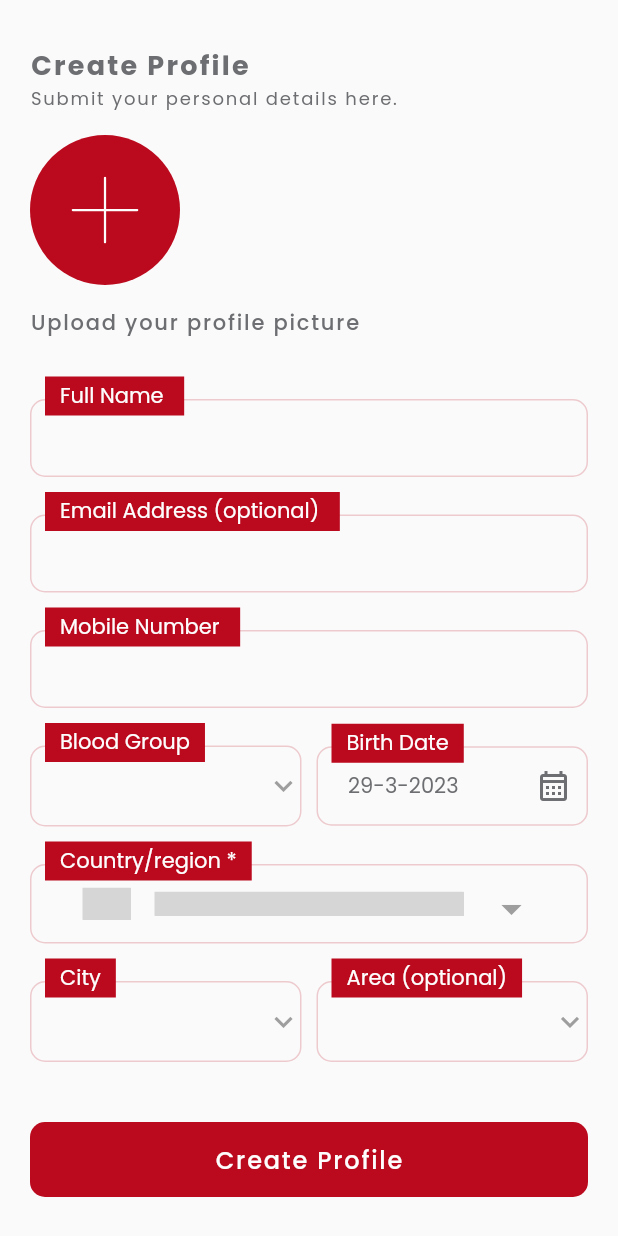
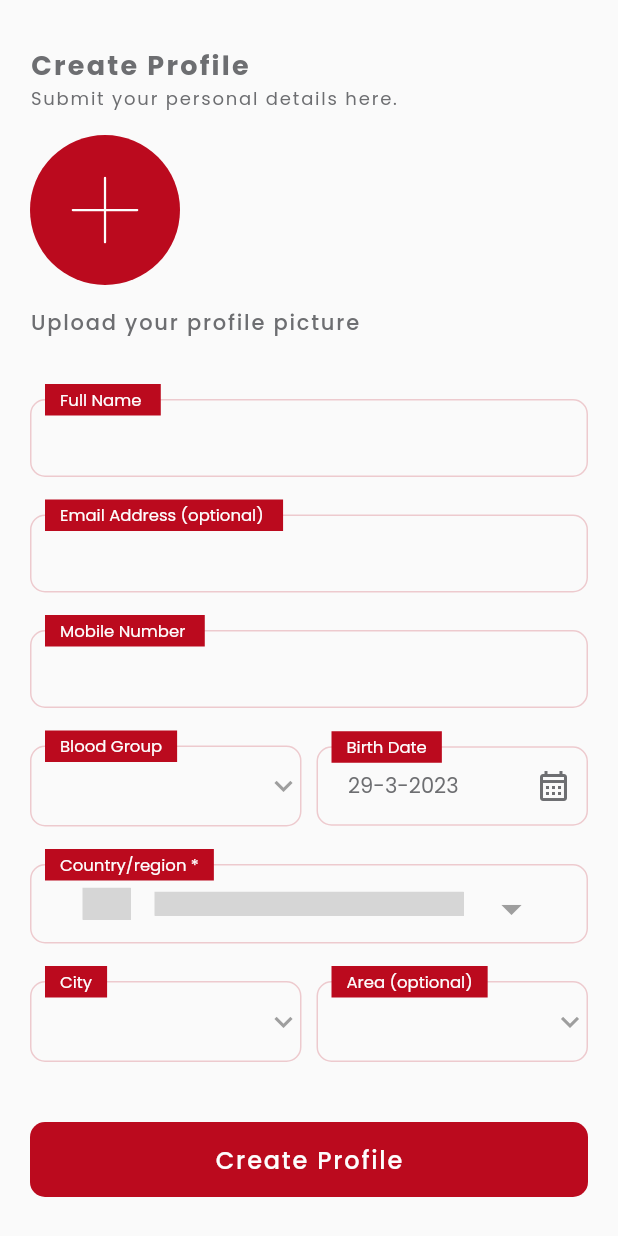
Before and after one commit to mdshadatrahman/donate_life, a Flutter app: the ProfileView screen opened by its route, on a phone screen of 412 x 824 dp. Run offline on Flutter 3.47's test engine with Material 2 defaults, Android fonts, the phone set to English and light mode, and no system bars; drawn by our look-alikes of country_code_picker; our stand-ins replace flutter_svg, get, intl_phone_number_input, lottie, pinput; grey boxes are pictures that could not be loaded.

Commit message:
profile page done

```diff
--- a/lib/app/modules/profile/components/custom_dropdown.dart
+++ b/lib/app/modules/profile/components/custom_dropdown.dart
@@ -55,7 +55,7 @@ class CustomDropDown extends StatelessWidget {
             },
           ),
           Positioned(
-            top: -15,
+            top: -10,
             left: 10,
             child: Container(
               padding: const EdgeInsets.symmetric(
@@ -67,7 +67,7 @@ class CustomDropDown extends StatelessWidget {
                 title,
                 style: const TextStyle(
                   color: AppColors.white,
-                  fontSize: 14,
+                  fontSize: 11,
                 ),
               ),
             ),
--- a/lib/app/modules/profile/components/custom_dropdown_with_flag.dart
+++ b/lib/app/modules/profile/components/custom_dropdown_with_flag.dart
@@ -52,7 +52,7 @@ class CustomDropDownWithFlag extends StatelessWidget {
               ),
             ),
             Positioned(
-              top: -15,
+              top: -10,
               left: 10,
               child: Container(
                 padding: const EdgeInsets.symmetric(
@@ -64,7 +64,7 @@ class CustomDropDownWithFlag extends StatelessWidget {
                   '$title *',
                   style: const TextStyle(
                     color: AppColors.white,
-                    fontSize: 14,
+                    fontSize: 11,
                   ),
                 ),
               ),
--- a/lib/app/modules/profile/components/custom_textfield.dart
+++ b/lib/app/modules/profile/components/custom_textfield.dart
@@ -18,13 +18,6 @@ class CustomTextField extends StatelessWidget {
       decoration: BoxDecoration(
         color: Colors.transparent,
         borderRadius: BorderRadius.circular(10),
-        // boxShadow: [
-        //   BoxShadow(
-        //     color: AppColors.black.withOpacity(0.1),
-        //     blurRadius: 10,
-        //     offset: const Offset(0, 5),
-        //   ),
-        // ],
       ),
       child: Padding(
         padding: const EdgeInsets.only(bottom: 25),
@@ -56,7 +49,7 @@ class CustomTextField extends StatelessWidget {
               },
             ),
             Positioned(
-              top: -15,
+              top: -10,
               left: 10,
               child: Container(
                 padding: const EdgeInsets.symmetric(
@@ -68,7 +61,7 @@ class CustomTextField extends StatelessWidget {
                   '$title ',
                   style: const TextStyle(
                     color: AppColors.white,
-                    fontSize: 14,
+                    fontSize: 11,
                   ),
                 ),
               ),
--- a/lib/app/modules/profile/views/profile_view.dart
+++ b/lib/app/modules/profile/views/profile_view.dart
@@ -176,7 +176,7 @@ class ProfileView extends GetView<ProfileController> {
                                   ),
                                 ),
                                 Positioned(
-                                  top: -15,
+                                  top: -10,
                                   left: 10,
                                   child: Container(
                                     padding: const EdgeInsets.symmetric(
@@ -188,7 +188,7 @@ class ProfileView extends GetView<ProfileController> {
                                       'Birth Date',
                                       style: TextStyle(
                                         color: AppColors.white,
-                                        fontSize: 14,
+                                        fontSize: 11,
                                       ),
                                     ),
                                   ),
--- a/lib/app/routes/app_routes.dart
+++ b/lib/app/routes/app_routes.dart
@@ -8,6 +8,7 @@ abstract class Routes {
   static const ON_BOARDING = _Paths.ON_BOARDING;
   static const LOGIN = _Paths.LOGIN;
   static const PROFILE = _Paths.PROFILE;
+  static const BOTTOM_NAV_BAR = _Paths.BOTTOM_NAV_BAR;
 }
 
 abstract class _Paths {
@@ -17,4 +18,5 @@ abstract class _Paths {
   static const ON_BOARDING = '/on-boarding';
   static const LOGIN = '/login';
   static const PROFILE = '/profile';
+  static const BOTTOM_NAV_BAR = '/bottom-nav-bar';
 }
```
Also changed, not shown: lib/app/modules/bottom_nav_bar/bindings/bottom_nav_bar_binding.dart (added, +12 -0 lines), lib/app/modules/bottom_nav_bar/controllers/bottom_nav_bar_controller.dart (added, +23 -0 lines), lib/app/modules/bottom_nav_bar/views/bottom_nav_bar_view.dart (added, +24 -0 lines), lib/app/routes/app_pages.dart (+7 -0 lines).
